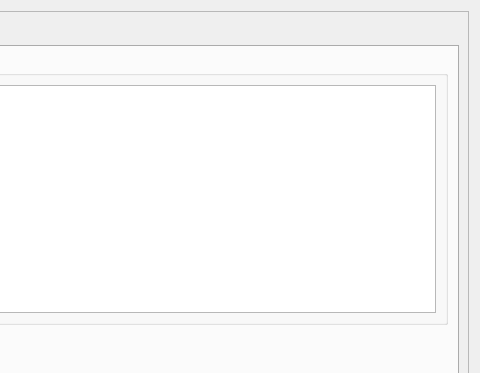
Above: canflood/misc/dikes/dikes.ui from NRCan/CanFlood before the change; both pictures show x 220 to 700 and y 0 to 373 of the 700 by 700 pixel window. Below: the same form after it.
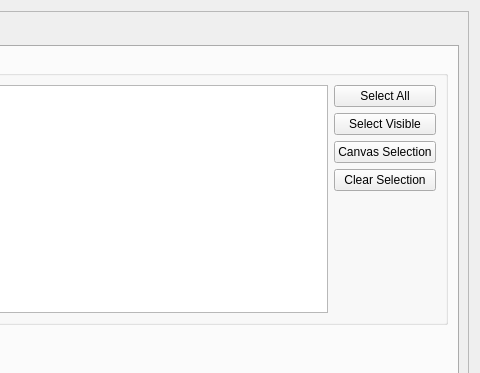
That is the form after the change. Custom widgets are drawn as their Qt base class.

Commit message: raster dialog working

Patch:
```diff
--- a/canflood/misc/dikes/dikes.ui
+++ b/canflood/misc/dikes/dikes.ui
@@ -472,7 +472,7 @@
              <property name="title">
               <string>wsl. raster layers</string>
              </property>
-             <layout class="QVBoxLayout" name="verticalLayout_6">
+             <layout class="QHBoxLayout" name="horizontalLayout_2">
               <item>
                <widget class="QListWidget" name="listWidget_expo_rlays">
                 <property name="sizePolicy">
@@ -482,13 +482,58 @@
                  </sizepolicy>
                 </property>
                 <property name="alternatingRowColors">
-                 <bool>true</bool>
+                 <bool>false</bool>
                 </property>
                 <property name="selectionMode">
                  <enum>QAbstractItemView::ExtendedSelection</enum>
                 </property>
                </widget>
               </item>
+              <item>
+               <layout class="QVBoxLayout" name="verticalLayout_6">
+                <item>
+                 <widget class="QPushButton" name="pushButton_expo_sAll">
+                  <property name="text">
+                   <string>Select All</string>
+                  </property>
+                 </widget>
+                </item>
+                <item>
+                 <widget class="QPushButton" name="pushButton_expo_sVis">
+                  <property name="text">
+                   <string>Select Visible</string>
+                  </property>
+                 </widget>
+                </item>
+                <item>
+                 <widget class="QPushButton" name="pushButton_expo_canvas">
+                  <property name="text">
+                   <string>Canvas Selection</string>
+                  </property>
+                 </widget>
+                </item>
+                <item>
+                 <widget class="QPushButton" name="pushButton_expo_clear">
+                  <property name="text">
+                   <string>Clear Selection</string>
+                  </property>
+                 </widget>
+                </item>
+                <item>
+                 <spacer name="verticalSpacer_3">
+                  <property name="orientation">
+                   <enum>Qt::Vertical</enum>
+                  </property>
+                  <property name="sizeHint" stdset="0">
+                   <size>
+                    <width>20</width>
+                    <height>40</height>
+                   </size>
+                  </property>
+                 </spacer>
+                </item>
+               </layout>
+              </item>
              </layout>
             </widget>
            </item>
```
Left out of the diff: 3 changed lines with no effect on the pictures. The commit also changes 2 other files.
